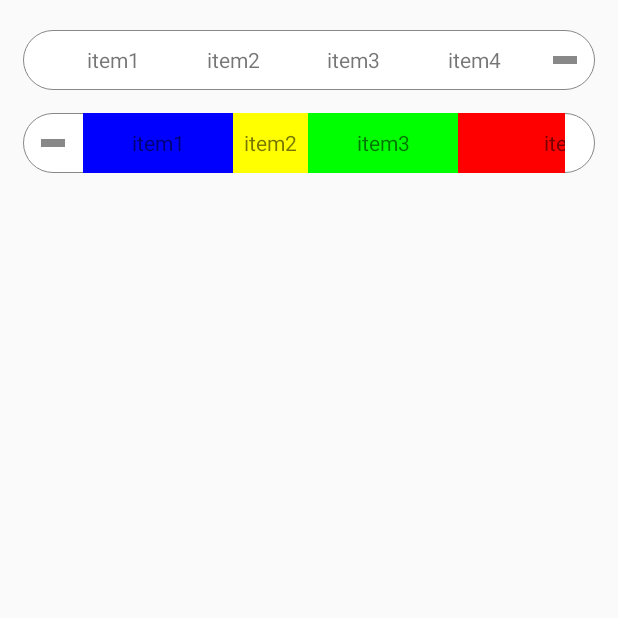
After one commit to luqinmao/CustomViewStudy, an Android app: the ExpandMenuActivity screen opened directly, with no data from a screen before it, on a phone screen of 412 x 824 dp, the top half of it. The commit adds this screen. Run offline under Robolectric (Android 15) with nearby library versions, the phone set to English and light mode, and no system bars.

Commit message:
增加可展开菜单自定义ViewGroup

```diff
--- a/app/src/main/AndroidManifest.xml
+++ b/app/src/main/AndroidManifest.xml
@@ -22,6 +22,7 @@
         <activity android:name=".activity.DragBubbleActivity"/>
         <activity android:name=".activity.BezierLineActivity"/>
         <activity android:name=".activity.ExpandViewActivity"/>
+        <activity android:name=".activity.ExpandMenuActivity" />
     </application>
 
 </manifest>
--- a/app/src/main/java/com/lqm/customview/View/ExpandableBreathingButton.java
+++ b/app/src/main/java/com/lqm/customview/View/ExpandableBreathingButton.java
@@ -18,7 +18,7 @@ import android.view.View;
 import com.lqm.customview.R;
 
 /**
- * 可展开的，会呼吸的按钮
+ * 可展开的，会呼吸的按钮View
  * http://blog.csdn.net/qq_31715429/article/details/77101114
  */
 public class ExpandableBreathingButton extends View {
--- /dev/null
+++ b/app/src/main/java/com/lqm/customview/View/HorizontalExpandMenu.java
@@ -0,0 +1,418 @@
+package com.lqm.customview.View;
+
+import android.content.Context;
+import android.content.res.TypedArray;
+import android.graphics.Canvas;
+import android.graphics.Color;
+import android.graphics.Paint;
+import android.graphics.Path;
+import android.graphics.Point;
+import android.graphics.drawable.GradientDrawable;
+import android.util.AttributeSet;
+import android.view.MotionEvent;
+import android.view.View;
+import android.view.animation.Animation;
+import android.view.animation.Transformation;
+import android.widget.RelativeLayout;
+
+import com.lqm.customview.R;
+import com.lqm.customview.utils.DensityUtils;
+
+import static com.lqm.customview.View.HorizontalExpandMenu.ButtonStyle.Right;
+
+/**
+ * user：lqm
+ * desc：可展开收起的水平菜单栏
+ * url:https://juejin.im/post/5a32b21a6fb9a0452b494402
+ */
+
+public class HorizontalExpandMenu extends RelativeLayout {
+
+    private Context mContext;
+    private AttributeSet mAttrs;
+
+    private int defaultWidth;//默认宽度
+    private int defaultHeight;//默认长度
+    private int viewWidth;
+    private int viewHeight;
+
+    private int menuBackColor;//菜单栏背景色
+    private float menuStrokeSize;//菜单栏边框线的size
+    private int menuStrokeColor;//菜单栏边框线的颜色
+    private float menuCornerRadius;//菜单栏圆角半径
+
+    //
+    private float buttonIconDegrees;//按钮icon符号竖线的旋转角度
+    private float buttonIconSize;//按钮icon符号的大小
+    private float buttonIconStrokeWidth;//按钮icon符号的粗细
+    private int buttonIconColor;//按钮icon颜色
+
+    private int buttonStyle;//按钮类型
+    private int buttonRadius;//按钮矩形区域内圆半径
+    private float buttonTop;//按钮矩形区域top值
+    private float buttonBottom;//按钮矩形区域bottom值
+
+    private Point rightButtonCenter;//右按钮中点
+    private float rightButtonLeft;//右按钮矩形区域left值
+    private float rightButtonRight;//右按钮矩形区域right值
+
+    private Point leftButtonCenter;//左按钮中点
+    private float leftButtonLeft;//左按钮矩形区域left值
+    private float leftButtonRight;//左按钮矩形区域right值
+    private Paint buttonIconPaint;
+    private Path path;
+
+    //
+    private boolean isExpand;//菜单是否展开，默认为展开
+    private float downX = -1;
+    private float downY = -1;
+    private int expandAnimTime;//展开收起菜单的动画时间
+    private ExpandMenuAnim anim;
+
+    //
+    private float backPathWidth;//绘制子View区域宽度
+    private float maxBackPathWidth;//绘制子View区域最大宽度
+    private int menuLeft;//menu区域left值
+    private int menuRight;//menu区域right值
+
+    private boolean isFirstLayout;//是否第一次测量位置，主要用于初始化menuLeft和menuRight的值
+
+    //
+    private boolean isAnimEnd;//动画是否结束
+    private View childView;
+
+
+    public HorizontalExpandMenu(Context context) {
+        this(context, null);
+    }
+
+    public HorizontalExpandMenu(Context context, AttributeSet attrs) {
+        this(context, attrs, 0);
+    }
+
+    public HorizontalExpandMenu(Context context, AttributeSet attrs, int defStyleAttr) {
+        super(context, attrs, defStyleAttr);
+        this.mContext = context;
+        this.mAttrs = attrs;
+        init();
+    }
+
+    private void init() {
+        TypedArray typedArray = mContext.obtainStyledAttributes(mAttrs, R.styleable.HorizontalExpandMenu);
+
+        defaultWidth = DensityUtils.dp2px(mContext, 200);
+        defaultHeight = DensityUtils.dp2px(mContext, 40);
+
+        menuBackColor = typedArray.getColor(R.styleable.HorizontalExpandMenu_back_color, Color.WHITE);
+        menuStrokeSize = typedArray.getDimension(R.styleable.HorizontalExpandMenu_stroke_size, 1);
+        menuStrokeColor = typedArray.getColor(R.styleable.HorizontalExpandMenu_stroke_color, Color.GRAY);
+        menuCornerRadius = typedArray.getDimension(R.styleable.HorizontalExpandMenu_corner_radius, DensityUtils.dp2px(mContext, 20));
+
+        //
+        buttonStyle = typedArray.getInteger(R.styleable.HorizontalExpandMenu_button_style, Right);
+        buttonIconDegrees = 0;
+        buttonIconSize = typedArray.getDimension(R.styleable.HorizontalExpandMenu_button_icon_size, DensityUtils.dp2px(mContext, 8));
+        buttonIconStrokeWidth = typedArray.getDimension(R.styleable.HorizontalExpandMenu_button_icon_stroke_width, 8);
+        buttonIconColor = typedArray.getColor(R.styleable.HorizontalExpandMenu_button_icon_color, Color.GRAY);
+
+        buttonIconPaint = new Paint();
+        buttonIconPaint.setColor(buttonIconColor);
+        buttonIconPaint.setStyle(Paint.Style.STROKE);
+        buttonIconPaint.setStrokeWidth(buttonIconStrokeWidth);
+        buttonIconPaint.setAntiAlias(true);
+
+        path = new Path();
+        leftButtonCenter = new Point();
+        rightButtonCenter = new Point();
+
+        //
+        buttonIconDegrees = 90;//菜单初始状态为展开，所以旋转角度为90，按钮符号为 - 号
+        expandAnimTime = typedArray.getInteger(R.styleable.HorizontalExpandMenu_expand_time, 400);
+        isExpand = true;
+        anim = new ExpandMenuAnim();
+
+        //
+        isFirstLayout = true;
+
+        //
+        isAnimEnd = false;
+        anim.setAnimationListener(new Animation.AnimationListener() {
+            @Override
+            public void onAnimationStart(Animation animation) {
+            }
+
+            @Override
+            public void onAnimationEnd(Animation animation) {
+                isAnimEnd = true;
+            }
+
+            @Override
+            public void onAnimationRepeat(Animation animation) {
+            }
+        });
+
+    }
+
+
+    @Override
+    protected void onMeasure(int widthMeasureSpec, int heightMeasureSpec) {
+        super.onMeasure(widthMeasureSpec, heightMeasureSpec);
+        int height = measureSize(defaultHeight, heightMeasureSpec);
+        int width = measureSize(defaultWidth, widthMeasureSpec);
+        viewHeight = height;
+        viewWidth = width;
+        setMeasuredDimension(viewWidth, viewHeight);
+
+        buttonRadius = viewHeight / 2;
+        layoutRootButton();
+
+        //布局代码中如果没有设置background属性则在此处添加一个背景
+        if (getBackground() == null) {
+            setMenuBackground();
+        }
+
+        //
+        maxBackPathWidth = viewWidth - buttonRadius * 2;
+        backPathWidth = maxBackPathWidth;
+    }
+
+    @Override
+    protected void onLayout(boolean changed, int l, int t, int r, int b) {
+        super.onLayout(changed, l, t, r, b);
+        //如果子View数量为0时，onLayout后getLeft()和getRight()才能获取相应数值，menuLeft和menuRight保存menu初始的left和right值
+        if (isFirstLayout) {
+            menuLeft = getLeft();
+            menuRight = getRight();
+            isFirstLayout = false;
+        }
+        if (getChildCount() > 0) {
+            childView = getChildAt(0);
+            if (isExpand) {
+                if (buttonStyle == Right) {
+                    childView.layout(leftButtonCenter.x, (int) buttonTop, (int) rightButtonLeft, (int) buttonBottom);
+                } else {
+                    childView.layout((int) (leftButtonRight), (int) buttonTop, rightButtonCenter.x, (int) buttonBottom);
+                }
+
+                //限制子View在菜单内，LayoutParam类型和当前ViewGroup一致
+                RelativeLayout.LayoutParams layoutParams = new RelativeLayout.LayoutParams(viewWidth, viewHeight);
+                layoutParams.setMargins(0, 0, buttonRadius * 3, 0);
+                childView.setLayoutParams(layoutParams);
+            } else {
+                childView.setVisibility(GONE);
+            }
+        }
+        if (getChildCount() > 1) {//限制直接子View的数量
+            throw new IllegalStateException("HorizontalExpandMenu can host only one direct child");
+        }
+
+    }
+
+    @Override
+    protected void onSizeChanged(int w, int h, int oldw, int oldh) {
+        super.onSizeChanged(w, h, oldw, oldh);
+        viewWidth = w;//当menu的宽度改变时，重新给viewWidth赋值
+        if (isAnimEnd) {//防止出现动画结束后菜单栏位置大小测量错误的bug
+            if (buttonStyle == Right) {
+                if (!isExpand) {
+                    layout((int) (menuRight - buttonRadius * 2 - backPathWidth), getTop(), menuRight, getBottom());
+                }
+            } else {
+                if (!isExpand) {
+                    layout(menuLeft, getTop(), (int) (menuLeft + buttonRadius * 2 + backPathWidth), getBottom());
+                }
+            }
+        }
+
+    }
+
+    @Override
+    protected void onDraw(Canvas canvas) {
+        layoutRootButton();
+        if (buttonStyle == Right) {
+            drawRightIcon(canvas);
+        } else {
+            drawLeftIcon(canvas);
+        }
+
+        super.onDraw(canvas);//注意父方法在最后调用，以免icon被遮盖
+    }
+
+    /**
+     * 测量按钮中点和矩形位置
+     */
+    private void layoutRootButton() {
+        buttonTop = 0;
+        buttonBottom = viewHeight;
+
+        rightButtonCenter.x = viewWidth - buttonRadius;
+        rightButtonCenter.y = viewHeight / 2;
+        rightButtonLeft = rightButtonCenter.x - buttonRadius;
+        rightButtonRight = rightButtonCenter.x + buttonRadius;
+
+        leftButtonCenter.x = buttonRadius;
+        leftButtonCenter.y = viewHeight / 2;
+        leftButtonLeft = leftButtonCenter.x - buttonRadius;
+        leftButtonRight = leftButtonCenter.x + buttonRadius;
+    }
+
+    /**
+     * 绘制左边的按钮
+     *
+     * @param canvas
+     */
+    private void drawLeftIcon(Canvas canvas) {
+        path.reset();
+        path.moveTo(leftButtonCenter.x - buttonIconSize, leftButtonCenter.y);
+        path.lineTo(leftButtonCenter.x + buttonIconSize, leftButtonCenter.y);
+        canvas.drawPath(path, buttonIconPaint);//划横线
+
+        canvas.save();
+        canvas.rotate(-buttonIconDegrees, leftButtonCenter.x, leftButtonCenter.y);//旋转画布，让竖线可以随角度旋转
+        path.reset();
+        path.moveTo(leftButtonCenter.x, leftButtonCenter.y - buttonIconSize);
+        path.lineTo(leftButtonCenter.x, leftButtonCenter.y + buttonIconSize);
+        canvas.drawPath(path, buttonIconPaint);//画竖线
+        canvas.restore();
+    }
+
+    /**
+     * 绘制右边的按钮
+     *
+     * @param canvas
+     */
+    private void drawRightIcon(Canvas canvas) {
+        path.reset();
+        path.moveTo(rightButtonCenter.x - buttonIconSize, rightButtonCenter.y);
+        path.lineTo(rightButtonCenter.x + buttonIconSize, rightButtonCenter.y);
+        canvas.drawPath(path, buttonIconPaint);//划横线
+
+        canvas.save();
+        canvas.rotate(buttonIconDegrees, rightButtonCenter.x, rightButtonCenter.y);//旋转画布，让竖线可以随角度旋转
+        path.reset();
+        path.moveTo(rightButtonCenter.x, rightButtonCenter.y - buttonIconSize);
+        path.lineTo(rightButtonCenter.x, rightButtonCenter.y + buttonIconSize);
+        canvas.drawPath(path, buttonIconPaint);//画竖线
+        canvas.restore();
+    }
+
+
+    private int measureSize(int defaultSize, int measureSpec) {
+        int result = defaultSize;
+        int specMode = View.MeasureSpec.getMode(measureSpec);
+        int specSize = View.MeasureSpec.getSize(measureSpec);
+
+        if (specMode == View.MeasureSpec.EXACTLY) {
+            result = specSize;
+        } else if (specMode == View.MeasureSpec.AT_MOST) {
+            result = Math.min(result, specSize);
+        }
+        return result;
+    }
+
+    /**
+     * 设置菜单背景，如果要显示阴影，需在onLayout之前调用
+     * ViewGroup会先测量子View的大小位置（onLayout），然后再进行绘制，如果子View或background为空，
+     * 则不会调用draw方法绘制。当然我们可以调用setWillNotDraw(false)让ViewGroup可以在子View
+     * 或background为空的情况下进行绘制，但我们会为ViewGroup设置一个默认背景
+     */
+    private void setMenuBackground() {
+        GradientDrawable gd = new GradientDrawable();
+        gd.setColor(menuBackColor);
+        gd.setStroke((int) menuStrokeSize, menuStrokeColor);
+        gd.setCornerRadius(menuCornerRadius);
+        setBackground(gd);
+    }
+
+
+    @Override
+    public boolean onTouchEvent(MotionEvent event) {
+        super.onTouchEvent(event);
+        float x = event.getX();
+        float y = event.getY();
+        switch (event.getAction()) {
+            case MotionEvent.ACTION_DOWN:
+                downX = event.getX();
+                downY = event.getY();
+                break;
+            case MotionEvent.ACTION_MOVE:
+                break;
+            case MotionEvent.ACTION_UP:
+
+                if (backPathWidth == maxBackPathWidth || backPathWidth == 0) {//动画结束时按钮才生效
+                    switch (buttonStyle) {
+                        case Right:
+                            if (x == downX && y == downY && y >= buttonTop && y <= buttonBottom && x >= rightButtonLeft && x <= rightButtonRight) {
+                                expandMenu(expandAnimTime);
+                            }
+                            break;
+                        case ButtonStyle.Left:
+                            if (x == downX && y == downY && y >= buttonTop && y <= buttonBottom && x >= leftButtonLeft && x <= leftButtonRight) {
+                                expandMenu(expandAnimTime);
+                            }
+                            break;
+                    }
+                }
+                break;
+        }
+        return true;
+    }
+
+
+    /**
+     * 展开收起菜单
+     *
+     * @param time 动画时间
+     */
+    private void expandMenu(int time) {
+        anim.setDuration(time);
+        isExpand = isExpand ? false : true;
+        this.startAnimation(anim);
+        isAnimEnd = false;
+    }
+
+    private class ExpandMenuAnim extends Animation {
+        public ExpandMenuAnim() {
+        }
+
+        @Override
+        protected void applyTransformation(float interpolatedTime, Transformation t) {
+            super.applyTransformation(interpolatedTime, t);
+            float left = menuRight - buttonRadius * 2;//按钮在右边，菜单收起时按钮区域left值
+            float right = menuLeft + buttonRadius * 2;//按钮在左边，菜单收起时按钮区域right值
+            if (childView != null) {
+                childView.setVisibility(GONE);
+            }
+            if (isExpand) {//打开菜单
+                backPathWidth = maxBackPathWidth * interpolatedTime;
+                buttonIconDegrees = 90 * interpolatedTime;
+
+                if (backPathWidth == maxBackPathWidth) {
+                    if (childView != null) {
+                        childView.setVisibility(VISIBLE);
+                    }
+                }
+            } else {//关闭菜单
+                backPathWidth = maxBackPathWidth - maxBackPathWidth * interpolatedTime;
+                buttonIconDegrees = 90 - 90 * interpolatedTime;
+            }
+            if (buttonStyle == ButtonStyle.Right) {
+                layout((int) (left - backPathWidth), getTop(), menuRight, getBottom());//会调用onLayout重新测量子View位置
+            } else {
+                layout(menuLeft, getTop(), (int) (right + backPathWidth), getBottom());
+            }
+            postInvalidate();
+
+        }
+    }
+
+    /**
+     * 根按钮所在位置，默认为右边
+     */
+    public class ButtonStyle {
+        public static final int Right = 0;
+        public static final int Left = 1;
+    }
+
+
+}
--- /dev/null
+++ b/app/src/main/java/com/lqm/customview/activity/ExpandMenuActivity.java
@@ -0,0 +1,22 @@
+package com.lqm.customview.activity;
+
+import android.app.Activity;
+import android.os.Bundle;
+import android.support.annotation.Nullable;
+
+import com.lqm.customview.R;
+
+/**
+ * user：lqm
+ * desc：
+ */
+
+public class ExpandMenuActivity extends Activity {
+
+
+    @Override
+    protected void onCreate(@Nullable Bundle savedInstanceState) {
+        super.onCreate(savedInstanceState);
+        setContentView(R.layout.activity_expand_menu);
+    }
+}
--- a/app/src/main/java/com/lqm/customview/activity/MainActivity.java
+++ b/app/src/main/java/com/lqm/customview/activity/MainActivity.java
@@ -38,5 +38,8 @@ public class MainActivity extends AppCompatActivity{
     public void onClickExpandView(View view){
         startActivity(new Intent(MainActivity.this,ExpandViewActivity.class));
     }
+    public void onClickExpandMenuView(View view){
+        startActivity(new Intent(MainActivity.this,ExpandMenuActivity.class));
+    }
 
 }
--- /dev/null
+++ b/app/src/main/res/layout/activity_expand_menu.xml
@@ -0,0 +1,99 @@
+<?xml version="1.0" encoding="utf-8"?>
+<RelativeLayout xmlns:android="http://schemas.android.com/apk/res/android"
+    xmlns:app="http://schemas.android.com/apk/res-auto"
+    xmlns:tools="http://schemas.android.com/tools"
+    android:layout_width="match_parent"
+    android:layout_height="match_parent">
+
+    <LinearLayout
+        android:layout_width="match_parent"
+        android:layout_height="match_parent"
+        android:orientation="vertical">
+        <com.lqm.customview.View.HorizontalExpandMenu
+            android:id="@+id/expandMenu1"
+            android:layout_width="match_parent"
+            android:layout_height="40dp"
+            android:layout_marginTop="20dp"
+            android:layout_marginLeft="15dp"
+            android:layout_marginRight="15dp">
+            <LinearLayout
+                android:layout_width="match_parent"
+                android:layout_height="match_parent"
+                android:orientation="horizontal"
+                android:gravity="center_vertical"
+                android:clickable="true">
+                <TextView
+                    android:layout_width="0dp"
+                    android:layout_height="match_parent"
+                    android:layout_weight="1"
+                    android:gravity="center"
+                    android:text="item1"/>
+                <TextView
+                    android:layout_width="0dp"
+                    android:layout_height="match_parent"
+                    android:layout_weight="1"
+                    android:gravity="center"
+                    android:text="item2"/>
+                <TextView
+                    android:layout_width="0dp"
+                    android:layout_height="match_parent"
+                    android:layout_weight="1"
+                    android:gravity="center"
+                    android:text="item3"/>
+                <TextView
+                    android:layout_width="0dp"
+                    android:layout_height="match_parent"
+                    android:layout_weight="1"
+                    android:gravity="center"
+                    android:text="item4"/>
+            </LinearLayout>
+        </com.lqm.customview.View.HorizontalExpandMenu>
+        <com.lqm.customview.View.HorizontalExpandMenu
+            android:id="@+id/expandMenu2"
+            android:layout_width="match_parent"
+            android:layout_height="40dp"
+            android:layout_marginTop="15dp"
+            android:layout_marginLeft="15dp"
+            android:layout_marginRight="15dp"
+            app:button_style="left">
+            <HorizontalScrollView
+                android:layout_width="match_parent"
+                android:layout_height="match_parent"
+                android:fillViewport="true"
+                android:scrollbars="none">
+                <LinearLayout
+                    android:layout_width="wrap_content"
+                    android:layout_height="match_parent"
+                    android:orientation="horizontal"
+                    android:gravity="center_vertical"
+                    android:clickable="true">
+                    <TextView
+                        android:layout_width="100dp"
+                        android:layout_height="match_parent"
+                        android:gravity="center"
+                        android:background="@color/blue"
+                        android:text="item1"/>
+                    <TextView
+                        android:layout_width="50dp"
+                        android:layout_height="match_parent"
+                        android:gravity="center"
+                        android:background="@color/yellow"
+                        android:text="item2"/>
+                    <TextView
+                        android:layout_width="100dp"
+                        android:layout_height="match_parent"
+                        android:gravity="center"
+                        android:background="@color/green"
+                        android:text="item3"/>
+                    <TextView
+                        android:layout_width="150dp"
+                        android:layout_height="match_parent"
+                        android:gravity="center"
+                        android:background="@color/red"
+                        android:text="item4"/>
+                </LinearLayout>
+            </HorizontalScrollView>
+        </com.lqm.customview.View.HorizontalExpandMenu>
+    </LinearLayout>
+
+</RelativeLayout>
--- a/app/src/main/res/layout/activity_main.xml
+++ b/app/src/main/res/layout/activity_main.xml
@@ -50,6 +50,12 @@
             android:layout_height="wrap_content"
             android:text="可展开的View" />
 
+        <Button
+            android:onClick="onClickExpandMenuView"
+            android:layout_width="match_parent"
+            android:layout_height="wrap_content"
+            android:text="可展开菜单LayoutView" />
+
     </LinearLayout>
 
 </ScrollView>
--- a/app/src/main/res/values/attrs.xml
+++ b/app/src/main/res/values/attrs.xml
@@ -45,4 +45,23 @@
         <attr name="ebbInnerCircleColor" format="color" />
         <attr name="ebbRectBackgroundColor" format="color" />
     </declare-styleable>
+
+
+    <declare-styleable name="HorizontalExpandMenu">
+        <attr name="back_color" format="color"></attr>
+        <attr name="stroke_size" format="dimension"></attr>
+        <attr name="stroke_color" format="color"></attr>
+        <attr name="corner_radius" format="dimension"></attr>
+
+        <attr name="button_style">
+            <enum name="right" value="0"/>
+            <enum name="left" value="1"/>
+        </attr>
+        <attr name="button_icon_size" format="dimension"></attr>
+        <attr name="button_icon_stroke_width" format="dimension"></attr>
+        <attr name="button_icon_color" format="color"></attr>
+        <attr name="expand_time" format="dimension"></attr>
+
+
+    </declare-styleable>
 </resources>
--- a/app/src/main/res/values/colors.xml
+++ b/app/src/main/res/values/colors.xml
@@ -5,4 +5,8 @@
     <color name="colorAccent">#FF4081</color>
 
     <color name="base_white">#ffffff</color>
+    <color name="red">#f00</color>
+    <color name="green">#0f0</color>
+    <color name="yellow">#ff0</color>
+    <color name="blue">#00f</color>
 </resources>
```
Also changed, not shown: app/src/main/java/com/lqm/customview/Bezier/DragBubbleView.java (+5 -2 lines).
